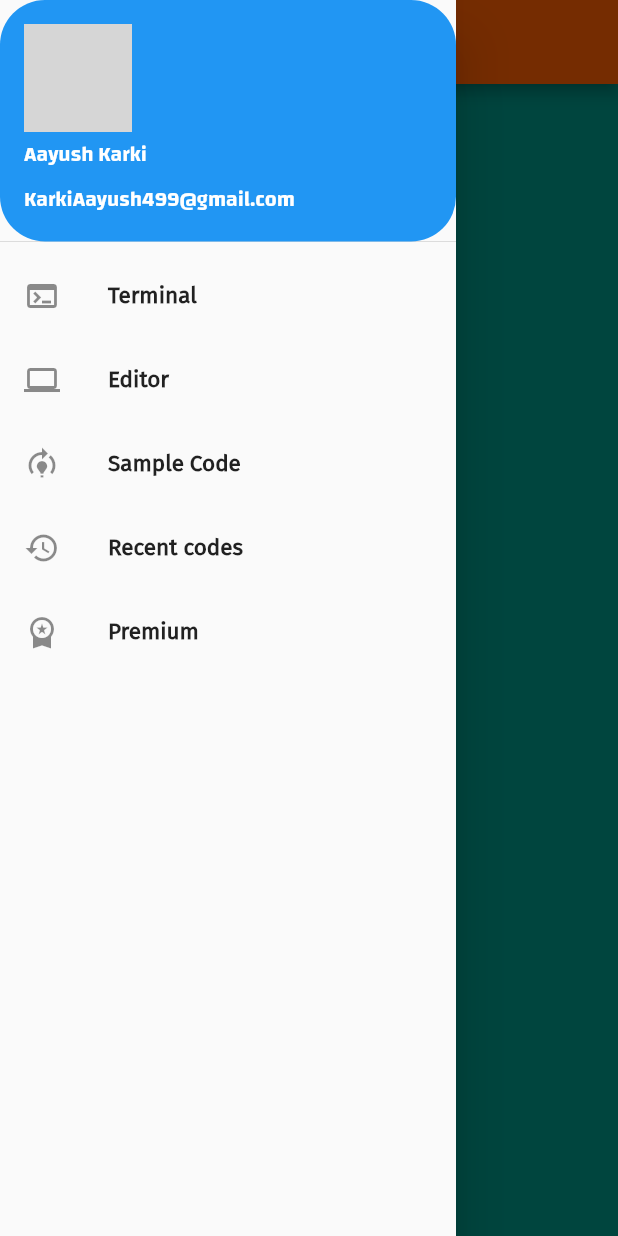
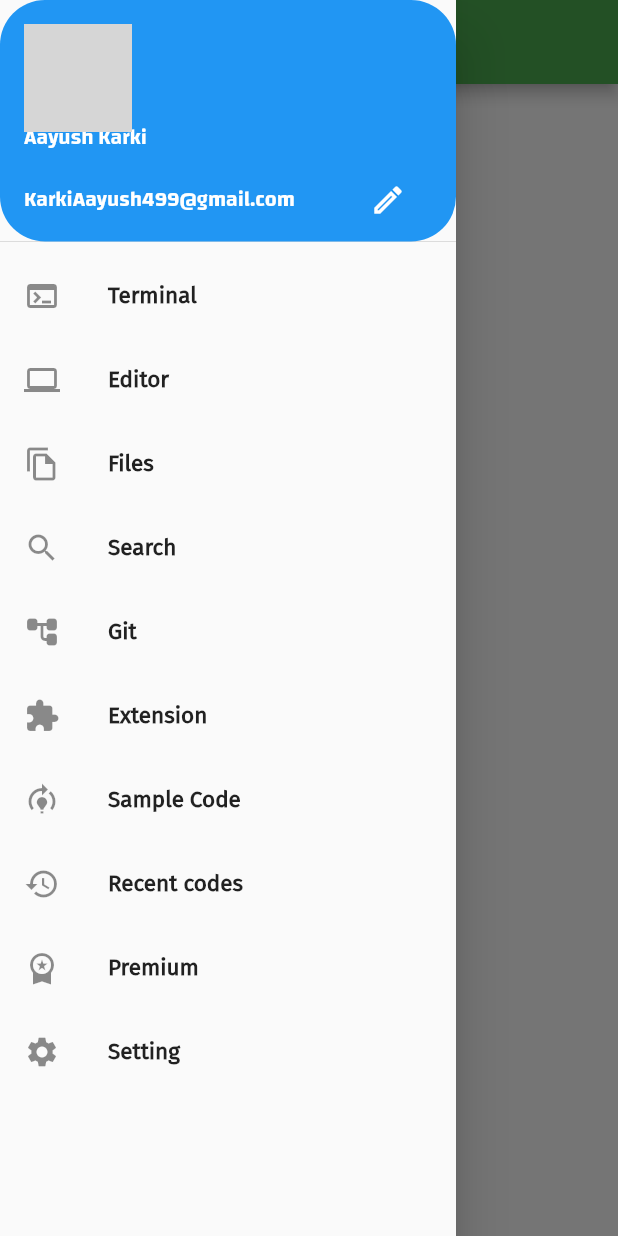
Before and after one commit to karkiayush/FlutterAppdev, a Flutter app: the screen it shows after launch, with the side drawer open, on a phone screen of 412 x 824 dp. Run offline on Flutter 3.47's test engine with Material 2 defaults, Android fonts, the phone set to English and light mode, and no system bars; network calls fail; grey boxes are pictures that could not be loaded.

Commit message:
Made a simple prototype of programming compiler app using implementing the concepts of the app bar, scaffold, app drawer, list view, user account drawer header and list tile and many more

```diff
--- a/lib/main.dart
+++ b/lib/main.dart
@@ -197,20 +197,14 @@ class Homepage extends StatelessWidget {
   Widget build(BuildContext context) {
     return Scaffold(
       appBar: AppBar(
-          backgroundColor: Color.fromARGB(255, 254, 95, 3),
+          backgroundColor: Colors.green,
           title: Text(
             "Programming Compiler",
             style: TextStyle(
-                color: Color.fromARGB(
-                  255,
-                  248,
-                  248,
-                  30,
-                ),
-                fontFamily: 'Fira'),
+                color: Color.fromARGB(255, 0, 0, 0), fontFamily: 'Fira'),
           )),
       body: Container(
-        color: Colors.teal,
+        color: Colors.white,
         // child:,
       ),
       drawer: Drawer(
@@ -231,14 +225,31 @@ class Homepage extends StatelessWidget {
             UserAccountsDrawerHeader(
               decoration: BoxDecoration(
                 color: Colors.blue,
-                  borderRadius: BorderRadius.all(Radius.circular(30))),
+                borderRadius: BorderRadius.all(Radius.circular(30)),
+              ),
               accountName: Text(
                 "Aayush Karki",
-                style: TextStyle(fontFamily: 'bold1'),
+                style: TextStyle(
+                  fontFamily: 'bold1',
                 ),
-              accountEmail: Text(
+              ),
+              accountEmail: Row(
+                // ignore: prefer_const_literals_to_create_immutables
+                children: [
+                  Text(
                     "KarkiAayush499@gmail.com",
-                style: TextStyle(fontFamily: 'bold1'),
+                    style: TextStyle(
+                      fontFamily: 'bold1',
+                    ),
+                  ),
+                  // Icon(Icons.edit_outlined)
+                  IconButton(
+                    icon: const Icon(Icons.edit_outlined),
+                    color: Colors.white,
+                    padding: EdgeInsets.only(left: 50),
+                    onPressed: () {},
+                  ),
+                ],
               ),
               currentAccountPicture: CircleAvatar(
                 backgroundImage: NetworkImage(
@@ -246,8 +257,7 @@ class Homepage extends StatelessWidget {
               ),
             ),
 
-            Container(
-              child: ListTile(
+            ListTile(
               leading: Icon(Icons.terminal),
               title: Text(
                 "Terminal",
@@ -258,11 +268,55 @@ class Homepage extends StatelessWidget {
                 ),
               ),
             ),
-            ),
             ListTile(
               leading: Icon(Icons.laptop),
               title: Text(
                 "Editor",
+                style: TextStyle(
+                  fontFamily: 'Fira',
+                  fontSize: 15,
+                  fontWeight: FontWeight.bold,
+                ),
+              ),
+            ),
+
+            ListTile(
+              leading: Icon(Icons.file_copy_outlined),
+              title: Text(
+                "Files",
+                style: TextStyle(
+                  fontFamily: 'Fira',
+                  fontSize: 15,
+                  fontWeight: FontWeight.bold,
+                ),
+              ),
+            ),
+            ListTile(
+              leading: Icon(Icons.search),
+              title: Text(
+                "Search",
+                style: TextStyle(
+                  fontFamily: 'Fira',
+                  fontSize: 15,
+                  fontWeight: FontWeight.bold,
+                ),
+              ),
+            ),
+            ListTile(
+              leading: Icon(Icons.account_tree_rounded),
+              title: Text(
+                "Git",
+                style: TextStyle(
+                  fontFamily: 'Fira',
+                  fontSize: 15,
+                  fontWeight: FontWeight.bold,
+                ),
+              ),
+            ),
+            ListTile(
+              leading: Icon(Icons.extension),
+              title: Text(
+                "Extension",
                 style: TextStyle(
                   fontFamily: 'Fira',
                   fontSize: 15,
@@ -305,6 +359,17 @@ class Homepage extends StatelessWidget {
                 ),
               ),
             ),
+            ListTile(
+              leading: Icon(Icons.settings),
+              title: Text(
+                "Setting",
+                style: TextStyle(
+                  fontFamily: 'Fira',
+                  fontSize: 15,
+                  fontWeight: FontWeight.bold,
+                ),
+              ),
+            ),
           ],
         ),
       ),
```
Lines whose indentation alone changed are shown as unchanged.
